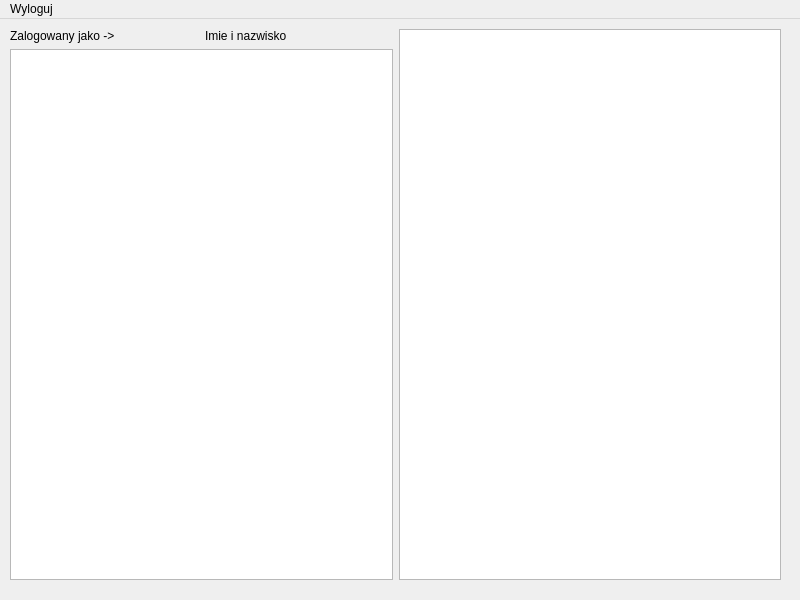
First picture: the form in okno_chat.ui, repository Rafdab1/chat_client_projekt, before the edit.
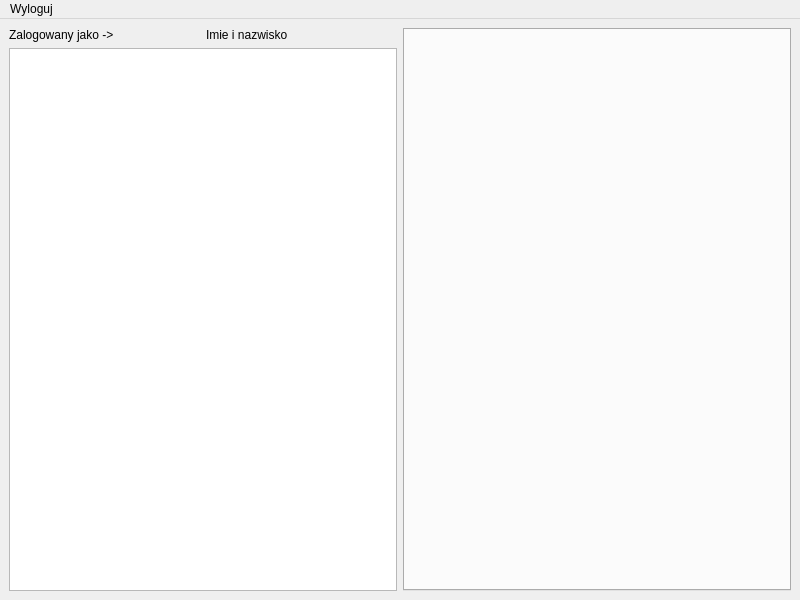
Second picture: the form after the edit.

Commit message: Creating chat widget in main window

Patch:
```diff
--- a/okno_chat.ui
+++ b/okno_chat.ui
@@ -14,15 +14,8 @@
    <string>MainWindow</string>
   </property>
   <widget class="QWidget" name="centralwidget">
-   <widget class="QWidget" name="">
-    <property name="geometry">
-     <rect>
-      <x>10</x>
-      <y>10</y>
-      <width>771</width>
-      <height>551</height>
-     </rect>
-    </property>
+   <layout class="QHBoxLayout" name="horizontalLayout_3">
+    <item>
     <layout class="QHBoxLayout" name="horizontalLayout_2">
      <property name="spacing">
       <number>6</number>
@@ -55,11 +48,16 @@
        </item>
       </layout>
      </item>
+     </layout>
+    </item>
      <item>
-      <widget class="QTableWidget" name="tableWidget"/>
-     </item>
-    </layout>
-   </widget>
+     <widget class="QTabWidget" name="tabWidget">
+      <property name="currentIndex">
+       <number>-1</number>
+      </property>
+     </widget>
+    </item>
+   </layout>
   </widget>
   <widget class="QMenuBar" name="menubar">
    <property name="geometry">
```
Lines whose indentation alone changed are shown as unchanged. The commit also changes 8 other files.
